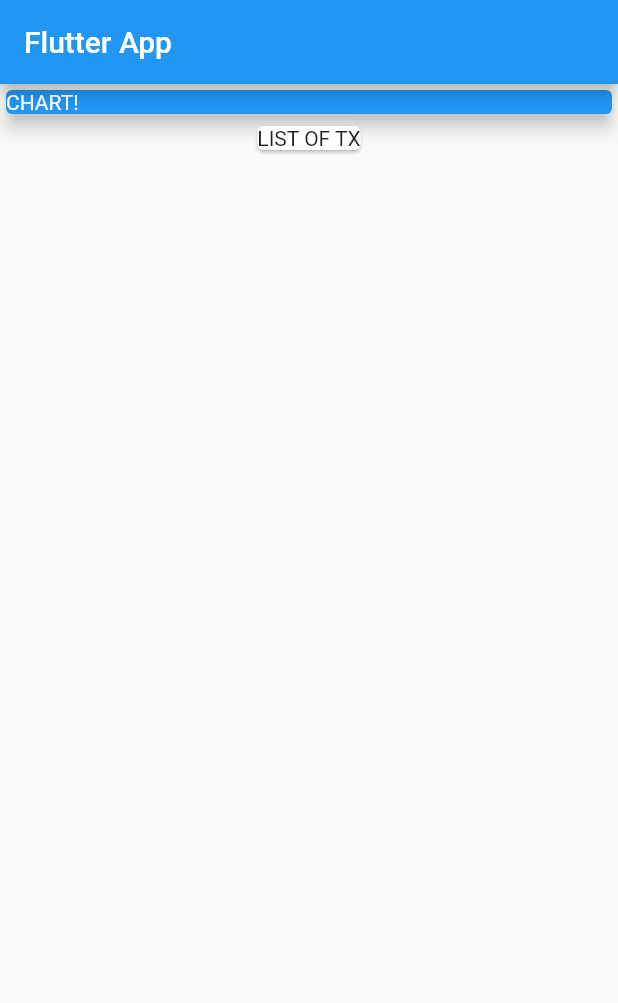
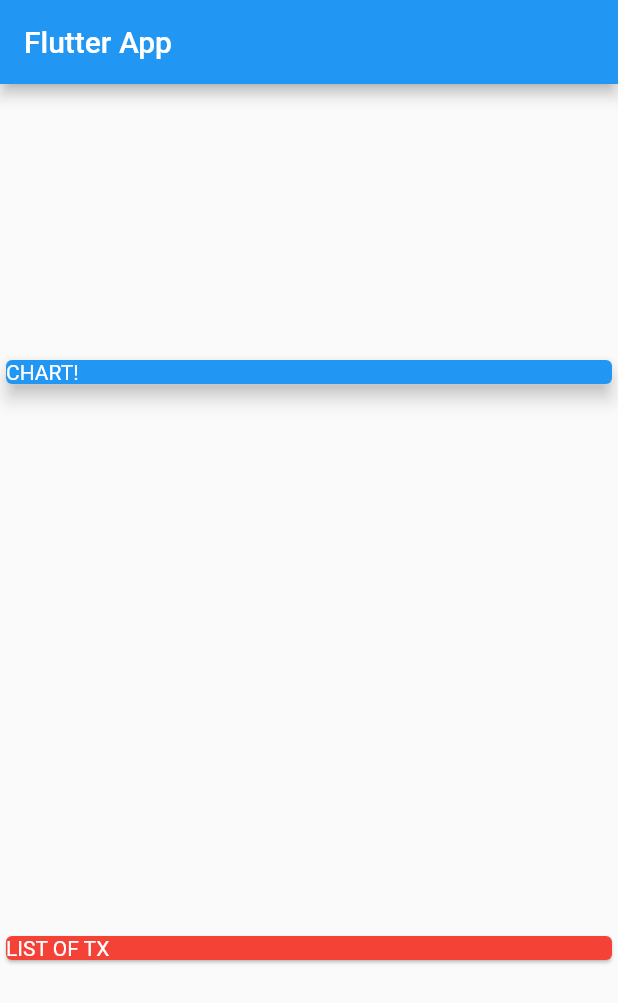
Before and after one commit to Zorgatone/flutter_complete_guide, a Flutter app: the screen it shows after launch, on a phone screen of 412 x 824 dp. Shown: the top 1003 px of the screen. Run offline on Flutter 3.47's test engine with Material 2 defaults, Android fonts, the phone set to English and light mode, and no system bars.

Commit message:
Main and cross axis examples

```diff
--- a/lib/main.dart
+++ b/lib/main.dart
@@ -20,6 +20,8 @@ class MyHomePage extends StatelessWidget {
         title: Text('Flutter App'),
       ),
       body: Column(
+        mainAxisAlignment: MainAxisAlignment.spaceAround,
+        crossAxisAlignment: CrossAxisAlignment.stretch,
         children: <Widget>[
           Container(
             width: double.infinity,
@@ -32,7 +34,13 @@ class MyHomePage extends StatelessWidget {
               elevation: 5,
             ),
           ),
-          Card(child: Text('LIST OF TX'))
+          Card(
+            color: Colors.red,
+            child: Text(
+              'LIST OF TX',
+              style: TextStyle(color: Colors.white),
+            ),
+          )
         ],
       ),
     );
```
